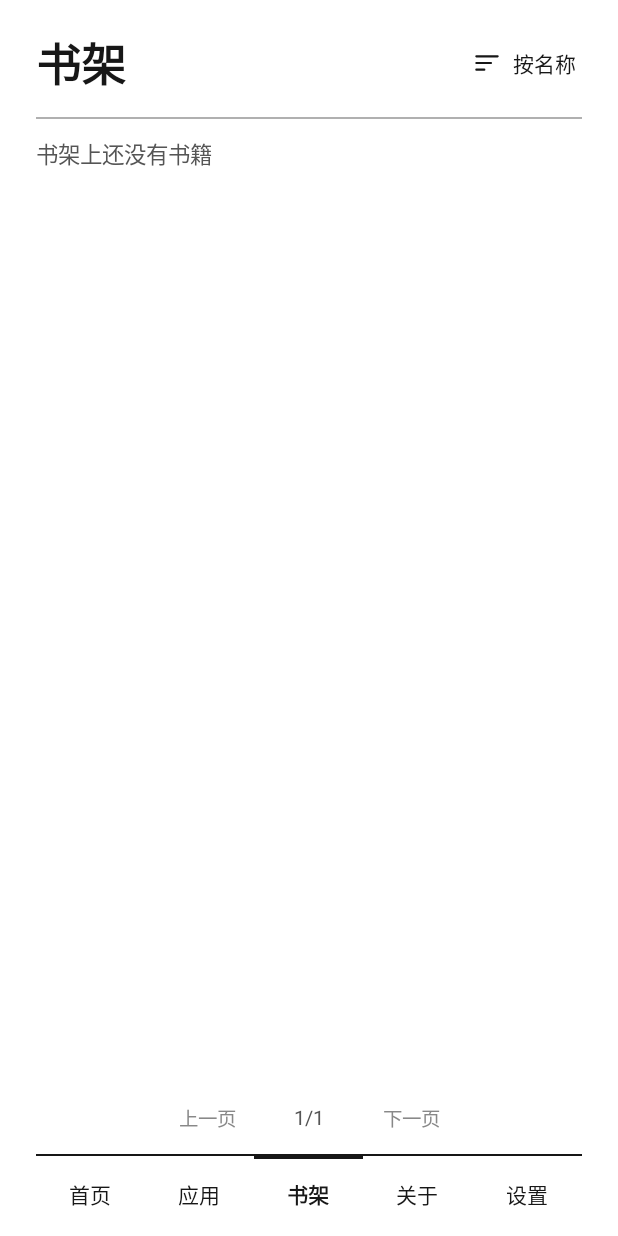
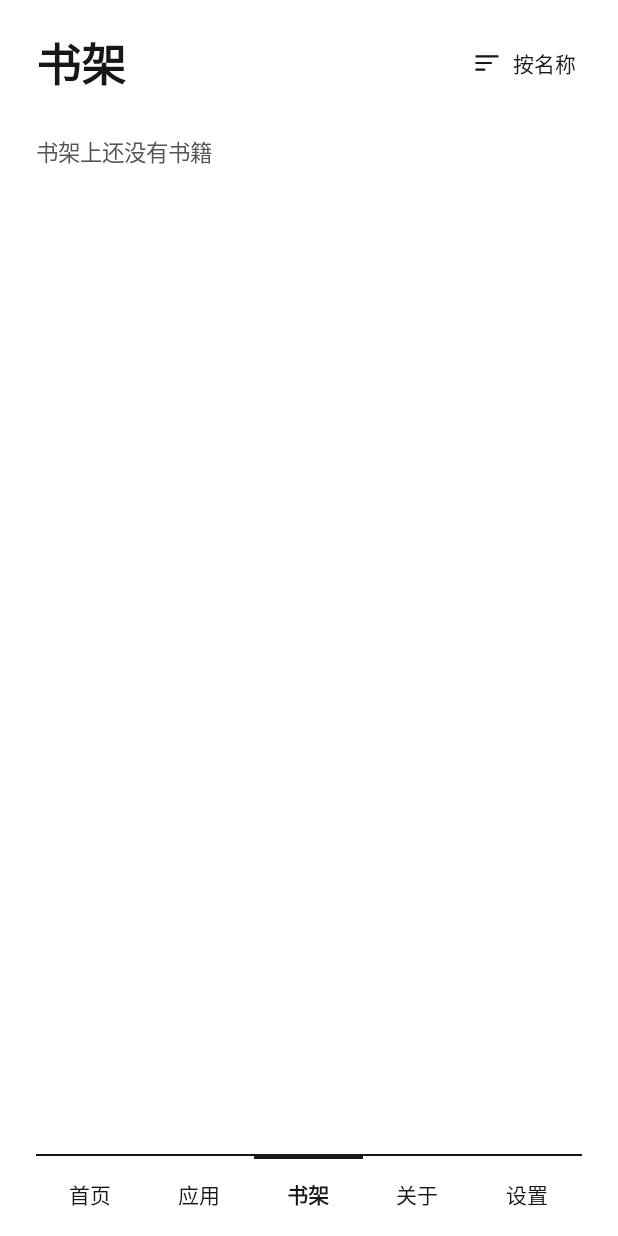
Before and after one commit to locusable-studio/Ginkgo, an Android app: the screen it shows after launch (InkActivity), after a tap on "书架", on a phone screen of 412 x 824 dp. Run offline under Robolectric (Android 15) with nearby library versions, the phone set to English and light mode, and no system bars; pictures from the network do not load; 2 other taps on this screen came first.

Commit message:
Simplify e-ink page hierarchy and clarify controls
Use spacing instead of repeated dividers, improve focus visibility, and
show shelf pagination only when there are multiple pages.

Co-Authored-By: Claude Sonnet 5 <noreply@anthropic.com>

```diff
--- a/app/src/main/java/com/locusable/ginkgo/ui/PaperStyle.kt
+++ b/app/src/main/java/com/locusable/ginkgo/ui/PaperStyle.kt
@@ -29,14 +29,15 @@ internal const val CAPTION_TEXT_SP = 12f
 
 internal fun Context.dp(value: Int) = (value * resources.displayMetrics.density + 0.5f).toInt()
 
-internal fun Context.paperShape(stroke: Int, fill: Int = Color.WHITE) = GradientDrawable().apply {
+internal fun Context.paperShape(stroke: Int, fill: Int = Color.WHITE, strokeDp: Int = 1) = GradientDrawable().apply {
     setColor(fill)
-    if (stroke != Color.TRANSPARENT) setStroke(dp(1).coerceAtLeast(1), stroke)
+    if (stroke != Color.TRANSPARENT) setStroke(dp(strokeDp).coerceAtLeast(1), stroke)
 }
 
 internal fun Context.pressBackground(stroke: Int = Color.TRANSPARENT) = StateListDrawable().apply {
+    addState(intArrayOf(android.R.attr.state_pressed, android.R.attr.state_focused), paperShape(INK, PRESS_FILL, strokeDp = 2))
     addState(intArrayOf(android.R.attr.state_pressed), paperShape(stroke, PRESS_FILL))
-    addState(intArrayOf(android.R.attr.state_focused), paperShape(INK))
+    addState(intArrayOf(android.R.attr.state_focused), paperShape(INK, strokeDp = 2))
     addState(intArrayOf(), paperShape(stroke))
 }
 
@@ -56,11 +57,12 @@ internal fun Context.paperButton(text: String, primary: Boolean, enabled: Boolea
     setTextColor(if (enabled) INK else DISABLED_INK)
     minWidth = dp(80)
     minHeight = dp(ACTION_HEIGHT_DP)
-    setPadding(dp(10), dp(7), dp(10), dp(7))
     stateListAnimator = null
     backgroundTintList = null
+    defaultFocusHighlightEnabled = false
     foreground = null
     background = if (enabled) pressBackground(if (primary) INK else LINE) else paperShape(LINE, PRESS_FILL)
+    setPaddingRelative(dp(12), dp(7), dp(12), dp(7))
     isEnabled = enabled
     isFocusable = enabled
     if (enabled) setOnClickListener { click() }
--- a/app/src/main/java/com/locusable/ginkgo/ui/PaperViews.kt
+++ b/app/src/main/java/com/locusable/ginkgo/ui/PaperViews.kt
@@ -42,6 +42,7 @@ internal fun LinearLayout.gap(height: Int) = addView(View(context), LinearLayout
 
 internal fun View.action(stroke: Int = Color.TRANSPARENT, click: () -> Unit) {
     isFocusable = true
+    defaultFocusHighlightEnabled = false
     background = context.pressBackground(stroke)
     setOnClickListener { click() }
 }
@@ -49,7 +50,7 @@ internal fun View.action(stroke: Int = Color.TRANSPARENT, click: () -> Unit) {
 internal fun LinearLayout.title(text: String, accessory: View? = null, leading: View? = null) {
     val heading = context.label(text, PAGE_TITLE_SP, face = Typeface.DEFAULT_BOLD).apply {
         minimumHeight = context.dp(ACTION_HEIGHT_DP)
-        if (leading == null) maxLines = 2 else setSingleLine(true)
+        maxLines = 2
         ellipsize = TextUtils.TruncateAt.END
     }
     if (accessory == null && leading == null) {
@@ -64,17 +65,11 @@ internal fun LinearLayout.title(text: String, accessory: View? = null, leading:
     gap(HEADING_GAP_DP)
 }
 
-internal fun LinearLayout.collectionHeader(name: String, accessory: View? = null, leading: View? = null) {
-    title(name, accessory, leading)
-    rule()
-}
-
 internal fun LinearLayout.section(left: String, right: String) {
     addView(context.horizontal().apply {
         addView(context.label(left, LABEL_TEXT_SP, face = Typeface.DEFAULT_BOLD), LinearLayout.LayoutParams(0, MATCH_PARENT, 1f))
         if (right.isNotEmpty()) addView(context.caption(right), LinearLayout.LayoutParams(WRAP_CONTENT, MATCH_PARENT))
     }, LinearLayout.LayoutParams(MATCH_PARENT, context.dp(33)))
-    rule()
 }
 
 internal fun <T : Any> LinearLayout.tileRows(
@@ -108,11 +103,12 @@ internal fun FrameLayout.updatePager(index: Int, total: Int, move: (Int) -> Unit
     addView(context.horizontal().apply {
         gravity = Gravity.CENTER
         addView(context.pageButton("上一页", index > 0) { move(-1) }, LinearLayout.LayoutParams(WRAP_CONTENT, MATCH_PARENT))
-        addView(context.label("${index + 1}/$total", PAGER_TEXT_SP, tone = SOFT_INK).apply {
+        addView(context.label("${index + 1} / $total", PAGER_TEXT_SP, tone = SOFT_INK).apply {
             gravity = Gravity.CENTER
             minimumWidth = context.dp(56)
-            setPadding(context.dp(8), 0, context.dp(8), 0)
+            setPaddingRelative(context.dp(8), 0, context.dp(8), 0)
             maxLines = 1
+            fontFeatureSettings = "'tnum'"
             contentDescription = "第 ${index + 1} 页，共 $total 页"
         }, LinearLayout.LayoutParams(WRAP_CONTENT, MATCH_PARENT))
         addView(context.pageButton("下一页", index + 1 < total) { move(1) }, LinearLayout.LayoutParams(WRAP_CONTENT, MATCH_PARENT))
@@ -122,13 +118,13 @@ internal fun FrameLayout.updatePager(index: Int, total: Int, move: (Int) -> Unit
 private const val PAGER_TEXT_SP = 13f
 
 private fun Context.pageButton(text: String, enabled: Boolean, click: () -> Unit) =
-    label(text, PAGER_TEXT_SP, tone = if (enabled) INK else DISABLED_INK).apply {
+    label(text, LABEL_TEXT_SP, tone = if (enabled) INK else DISABLED_INK).apply {
         gravity = Gravity.CENTER
         minimumWidth = dp(80)
-        setPadding(dp(10), 0, dp(10), 0)
         maxLines = 1
         isEnabled = enabled
         if (enabled) action(click = click)
+        setPaddingRelative(dp(12), 0, dp(12), 0)
         buttonRole()
     }
 
--- a/app/src/main/java/com/locusable/ginkgo/ui/page/AppsPage.kt
+++ b/app/src/main/java/com/locusable/ginkgo/ui/page/AppsPage.kt
@@ -11,11 +11,11 @@ import com.locusable.ginkgo.launcher.AppEntry
 import com.locusable.ginkgo.launcher.LauncherPage
 import com.locusable.ginkgo.ui.ACTION_HEIGHT_DP
 import com.locusable.ginkgo.ui.TILE_ROW_GAP
-import com.locusable.ginkgo.ui.collectionHeader
 import com.locusable.ginkgo.ui.column
 import com.locusable.ginkgo.ui.dp
 import com.locusable.ginkgo.ui.notice
 import com.locusable.ginkgo.ui.tileRows
+import com.locusable.ginkgo.ui.title
 import com.locusable.ginkgo.ui.updatePager
 
 private const val APP_COLUMNS = 4
@@ -29,7 +29,7 @@ internal fun LinearLayout.showApps(
     onPageChanged: (Int) -> Unit,
     tile: (AppEntry, Boolean) -> View,
 ) {
-    collectionHeader(LauncherPage.APPS.title)
+    title(LauncherPage.APPS.title)
     if (apps.isEmpty()) {
         notice("没有可启动的应用")
         return
--- a/app/src/main/java/com/locusable/ginkgo/ui/page/HomePage.kt
+++ b/app/src/main/java/com/locusable/ginkgo/ui/page/HomePage.kt
@@ -18,7 +18,6 @@ import com.locusable.ginkgo.ui.PAGE_INSET_DP
 import com.locusable.ginkgo.ui.SOFT_INK
 import com.locusable.ginkgo.ui.action
 import com.locusable.ginkgo.ui.buttonRole
-import com.locusable.ginkgo.ui.collectionHeader
 import com.locusable.ginkgo.ui.column
 import com.locusable.ginkgo.ui.dp
 import com.locusable.ginkgo.ui.gap
@@ -27,6 +26,7 @@ import com.locusable.ginkgo.ui.label
 import com.locusable.ginkgo.ui.notice
 import com.locusable.ginkgo.ui.section
 import com.locusable.ginkgo.ui.tileRows
+import com.locusable.ginkgo.ui.title
 
 internal const val HOME_COLUMNS = 4
 internal const val HOME_RECENT_BOOK_LIMIT = 4
@@ -49,7 +49,7 @@ internal fun LinearLayout.showHome(
         ellipsize = TextUtils.TruncateAt.END
         maxWidth = context.dp((resources.configuration.screenWidthDp - 2 * PAGE_INSET_DP) / 2)
     }
-    collectionHeader(context.getString(R.string.app_name), accessory = credit)
+    title(context.getString(R.string.app_name), accessory = credit)
     val featured = recentBooks.firstOrNull()
     if (featured != null) {
         gap(PAGE_INSET_DP)
--- a/app/src/main/java/com/locusable/ginkgo/ui/page/ShelfPage.kt
+++ b/app/src/main/java/com/locusable/ginkgo/ui/page/ShelfPage.kt
@@ -18,7 +18,6 @@ import com.locusable.ginkgo.ui.LABEL_TEXT_SP
 import com.locusable.ginkgo.ui.SOFT_INK
 import com.locusable.ginkgo.ui.action
 import com.locusable.ginkgo.ui.buttonRole
-import com.locusable.ginkgo.ui.collectionHeader
 import com.locusable.ginkgo.ui.column
 import com.locusable.ginkgo.ui.dp
 import com.locusable.ginkgo.ui.gap
@@ -27,6 +26,7 @@ import com.locusable.ginkgo.ui.label
 import com.locusable.ginkgo.ui.notice
 import com.locusable.ginkgo.ui.paperButton
 import com.locusable.ginkgo.ui.tileRows
+import com.locusable.ginkgo.ui.title
 import com.locusable.ginkgo.ui.updatePager
 
 private const val SHELF_COLUMNS = 4
@@ -53,12 +53,13 @@ internal fun LinearLayout.showShelf(
     tile: (ShelfEntry) -> View,
 ) {
     val permissionEmpty = model.permissionRequired && model.entries.isEmpty()
-    collectionHeader(
+    title(
         model.title,
         accessory = model.sort?.takeUnless { permissionEmpty }?.let { context.sortButton(it, changeSort) },
         leading = model.backLabel?.let { context.shelfBackButton(it, goBack) },
     )
-    pager.visibility = if (permissionEmpty) View.GONE else View.VISIBLE
+    val paginated = !permissionEmpty && model.total > 1
+    pager.visibility = if (paginated) View.VISIBLE else View.GONE
     if (permissionEmpty) {
         showPermissionEmpty(requestBooksPermission)
         return
@@ -66,7 +67,7 @@ internal fun LinearLayout.showShelf(
     if (model.permissionRequired) showPermissionHint(requestBooksPermission)
     model.notice?.let { notice(it) }
     tileRows(model.entries, SHELF_COLUMNS, tile = tile)
-    pager.updatePager(model.index, model.total, movePage)
+    if (paginated) pager.updatePager(model.index, model.total, movePage)
 }
 
 private fun LinearLayout.showPermissionEmpty(requestPermission: () -> Unit) {
```
